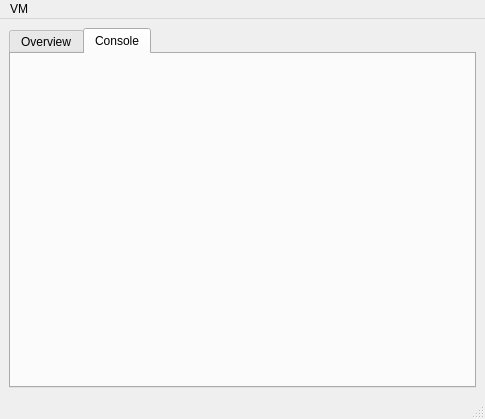
This is XenConsole/vmwindow.ui in Vogtinator/XenConsole as Qt 5 draws it before an edit. The edited form follows.
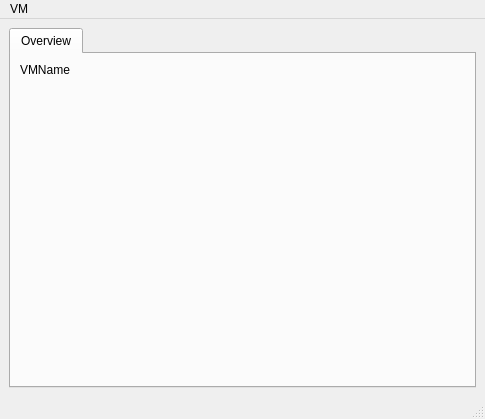
This is the edited form.

```diff
--- a/XenConsole/vmwindow.ui
+++ b/XenConsole/vmwindow.ui
@@ -18,7 +18,7 @@
     <item>
      <widget class="QTabWidget" name="tabWidget">
       <property name="currentIndex">
-       <number>1</number>
+       <number>0</number>
       </property>
       <widget class="QWidget" name="overviewTab">
        <attribute name="title">
@@ -34,12 +34,6 @@
         </item>
        </layout>
       </widget>
-      <widget class="QWidget" name="vncTab">
-       <attribute name="title">
-        <string>Console</string>
-       </attribute>
-       <layout class="QHBoxLayout" name="horizontalLayout_2"/>
-      </widget>
      </widget>
     </item>
    </layout>
```
